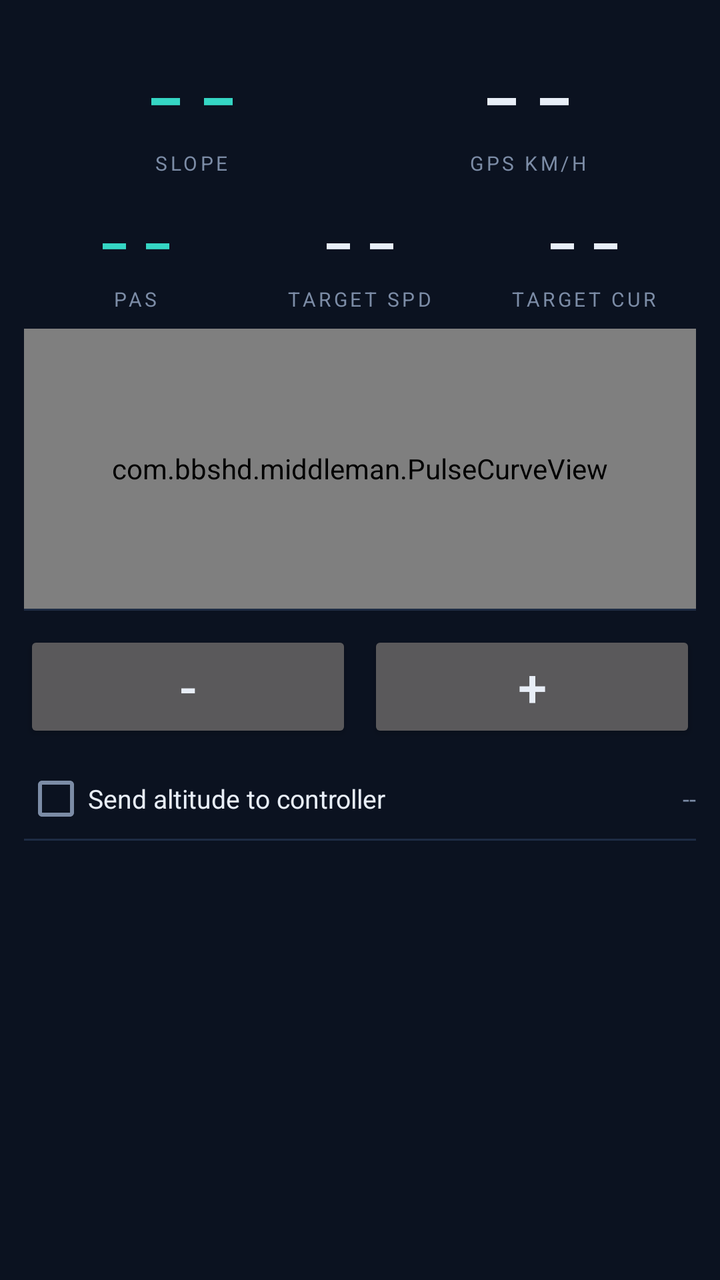
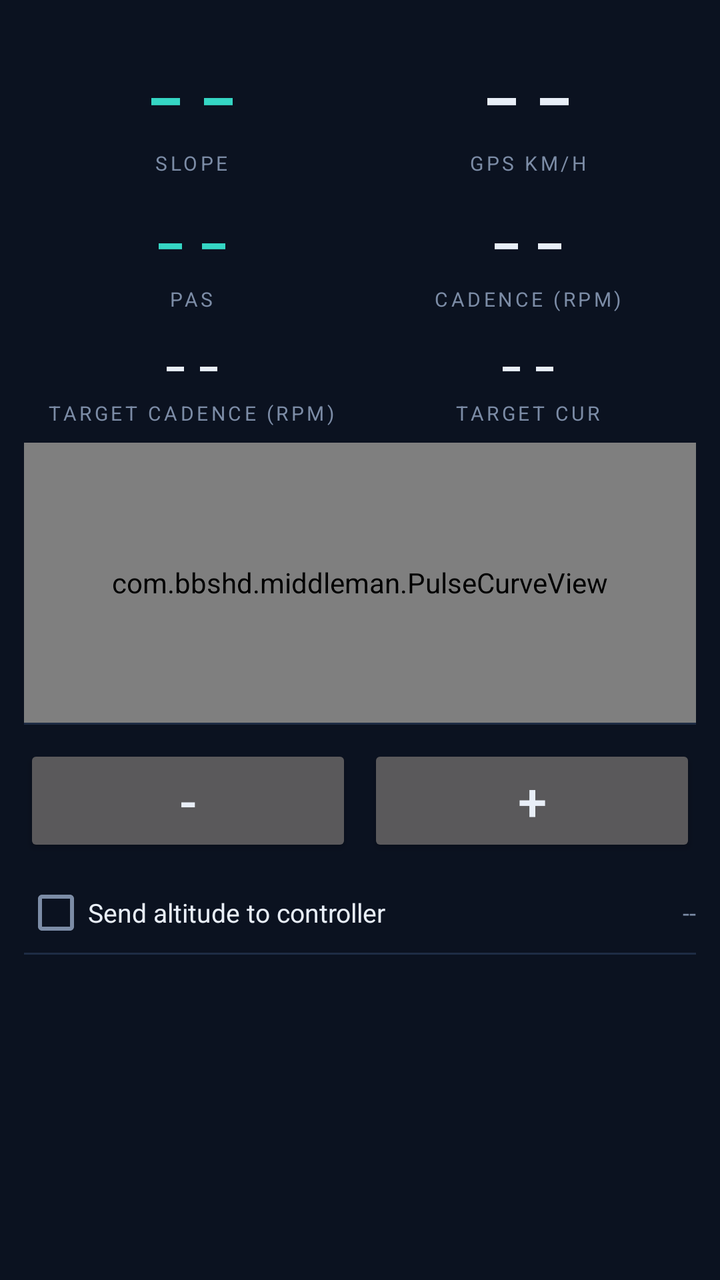

Two renders of the same Android screen: before a commit and after it. Below are the layout's source before the change and the commit's diff.
<!-- AndroidManifest.xml: application theme AppTheme -->
<!-- res/layout/screen_dashboard.xml -->
<?xml version="1.0" encoding="utf-8"?>
<ScrollView xmlns:android="http://schemas.android.com/apk/res/android"
    android:layout_width="match_parent"
    android:layout_height="match_parent"
    android:fillViewport="true"
    android:scrollbars="none">

    <LinearLayout
        android:layout_width="match_parent"
        android:layout_height="wrap_content"
        android:orientation="vertical"
        android:padding="12dp">

        
        <LinearLayout
            android:layout_width="match_parent"
            android:layout_height="wrap_content"
            android:gravity="center_vertical"
            android:orientation="horizontal"
            android:paddingTop="4dp"
            android:paddingBottom="4dp">

            <LinearLayout
                android:layout_width="0dp"
                android:layout_height="wrap_content"
                android:layout_weight="1"
                android:gravity="center_horizontal"
                android:orientation="vertical">

                <TextView
                    android:id="@+id/slopeValue"
                    android:layout_width="wrap_content"
                    android:layout_height="wrap_content"
                    android:fontFamily="monospace"
                    android:maxLines="1"
                    android:text="@string/dash"
                    android:textColor="@color/accent"
                    android:textSize="44sp" />

                <TextView
                    android:layout_width="wrap_content"
                    android:layout_height="wrap_content"
                    android:letterSpacing="0.15"
                    android:text="@string/label_slope"
                    android:textColor="@color/dim"
                    android:textSize="10sp" />
            </LinearLayout>

            <LinearLayout
                android:layout_width="0dp"
                android:layout_height="wrap_content"
                android:layout_weight="1"
                android:gravity="center_horizontal"
                android:orientation="vertical">

                <TextView
                    android:id="@+id/speedValue"
                    android:layout_width="wrap_content"
                    android:layout_height="wrap_content"
                    android:fontFamily="monospace"
                    android:maxLines="1"
                    android:text="@string/dash"
                    android:textColor="@color/fg"
                    android:textSize="44sp" />

                <TextView
                    android:layout_width="wrap_content"
                    android:layout_height="wrap_content"
                    android:letterSpacing="0.15"
                    android:text="@string/label_gps_kmh"
                    android:textColor="@color/dim"
                    android:textSize="10sp" />
            </LinearLayout>
        </LinearLayout>

        
        <LinearLayout
            android:layout_width="match_parent"
            android:layout_height="wrap_content"
            android:gravity="center_vertical"
            android:orientation="horizontal"
            android:paddingTop="2dp"
            android:paddingBottom="6dp">

            <LinearLayout
                android:layout_width="0dp"
                android:layout_height="wrap_content"
                android:layout_weight="1"
                android:gravity="center_horizontal"
                android:orientation="vertical">

                <TextView
                    android:id="@+id/pasValue"
                    android:layout_width="wrap_content"
                    android:layout_height="wrap_content"
                    android:fontFamily="monospace"
                    android:maxLines="1"
                    android:text="@string/dash"
                    android:textColor="@color/accent"
                    android:textSize="36sp" />

                <TextView
                    android:layout_width="wrap_content"
                    android:layout_height="wrap_content"
                    android:letterSpacing="0.15"
                    android:text="@string/label_pas"
                    android:textColor="@color/dim"
                    android:textSize="10sp" />
            </LinearLayout>

            <LinearLayout
                android:layout_width="0dp"
                android:layout_height="wrap_content"
                android:layout_weight="1"
                android:gravity="center_horizontal"
                android:orientation="vertical">

                <TextView
                    android:id="@+id/targetSpeedValue"
                    android:layout_width="wrap_content"
                    android:layout_height="wrap_content"
                    android:fontFamily="monospace"
                    android:maxLines="1"
                    android:text="@string/dash"
                    android:textColor="@color/fg"
                    android:textSize="36sp" />

                <TextView
                    android:layout_width="wrap_content"
                    android:layout_height="wrap_content"
                    android:letterSpacing="0.15"
                    android:text="@string/label_target_speed"
                    android:textColor="@color/dim"
                    android:textSize="10sp" />
            </LinearLayout>

            <LinearLayout
                android:layout_width="0dp"
                android:layout_height="wrap_content"
                android:layout_weight="1"
                android:gravity="center_horizontal"
                android:orientation="vertical">

                <TextView
                    android:id="@+id/targetCurrentValue"
                    android:layout_width="wrap_content"
                    android:layout_height="wrap_content"
                    android:fontFamily="monospace"
                    android:maxLines="1"
                    android:text="@string/dash"
                    android:textColor="@color/fg"
                    android:textSize="36sp" />

                <TextView
                    android:layout_width="wrap_content"
                    android:layout_height="wrap_content"
                    android:letterSpacing="0.15"
                    android:text="@string/label_target_current"
                    android:textColor="@color/dim"
                    android:textSize="10sp" />
            </LinearLayout>
        </LinearLayout>

        
        <com.bbshd.middleman.PulseCurveView
            android:id="@+id/curveView"
            android:layout_width="match_parent"
            android:layout_height="140dp"
            android:layout_marginTop="2dp" />

        <View
            android:layout_width="match_parent"
            android:layout_height="1dp"
            android:background="@color/line" />

        
        <LinearLayout
            android:layout_width="match_parent"
            android:layout_height="wrap_content"
            android:gravity="center_vertical"
            android:orientation="horizontal"
            android:paddingTop="10dp"
            android:paddingBottom="10dp">

            <LinearLayout
                android:layout_width="0dp"
                android:layout_height="wrap_content"
                android:layout_weight="1.1"
                android:gravity="center_vertical"
                android:orientation="horizontal">

                <Button
                    android:id="@+id/assistDown"
                    android:layout_width="0dp"
                    android:layout_weight="1"
                    android:layout_height="56dp"
                    android:minWidth="0dp"
                    android:padding="0dp"
                    android:text="@string/minus"
                    android:textSize="26sp" />


                <Button
                    android:id="@+id/assistUp"
                    android:layout_width="0dp"
                    android:layout_weight="1"
                    android:layout_marginStart="8dp"
                    android:layout_height="56dp"
                    android:minWidth="0dp"
                    android:padding="0dp"
                    android:text="@string/plus"
                    android:textSize="26sp" />
            </LinearLayout>


        </LinearLayout>

        
        <LinearLayout
            android:layout_width="match_parent"
            android:layout_height="wrap_content"
            android:gravity="center_vertical"
            android:orientation="horizontal"
            android:paddingTop="2dp"
            android:paddingBottom="4dp">

            <CheckBox
                android:id="@+id/sendAltitudeCheck"
                android:layout_width="wrap_content"
                android:layout_height="wrap_content" />

            <TextView
                android:layout_width="0dp"
                android:layout_height="wrap_content"
                android:layout_weight="1"
                android:text="@string/send_altitude"
                android:textColor="@color/fg"
                android:textSize="13sp" />

            <TextView
                android:id="@+id/sendAltitudeState"
                android:layout_width="wrap_content"
                android:layout_height="wrap_content"
                android:text="@string/dash"
                android:textColor="@color/dim"
                android:textSize="12sp" />
        </LinearLayout>

        <View
            android:layout_width="match_parent"
            android:layout_height="1dp"
            android:background="@color/line" />

        
        <LinearLayout
            android:id="@+id/gridContainer"
            android:layout_width="match_parent"
            android:layout_height="wrap_content"
            android:orientation="vertical"
            android:paddingTop="4dp" />

    </LinearLayout>
</ScrollView>
<!-- resources referenced by this layout -->
<resources>
  <color name="accent">#35D6C4</color>
  <color name="dim">#7C8CA6</color>
  <color name="fg">#E8EEF7</color>
  <color name="line">#1E2C44</color>
  <string name="dash">--</string>
  <string name="label_gps_kmh">GPS KM/H</string>
  <string name="label_pas">PAS</string>
  <string name="label_slope">SLOPE</string>
  <string name="label_target_current">TARGET CUR</string>
  <string name="label_target_speed">TARGET SPD</string>
  <string name="minus">-</string>
  <string name="plus">+</string>
  <string name="send_altitude">Send altitude to controller</string>
  <style name="AppTheme" parent="@android:style/Theme.Material.NoActionBar">
          <item name="android:windowBackground">@color/bg</item>
          <item name="android:colorAccent">@color/accent</item>
          <item name="android:statusBarColor">@color/bg</item>
          <item name="android:navigationBarColor">@color/bg</item>
          <item name="android:textColorPrimary">@color/fg</item>
          <item name="android:textColorSecondary">@color/dim</item>
      </style>
  <color name="bg">#0B1220</color>
</resources>

<!-- the commit's change to res/layout/screen_dashboard.xml (unified diff, before → after) -->
@@ -116,6 +116,41 @@
                 android:orientation="vertical">
 
                 <TextView
+                    android:id="@+id/cadenceValue"
+                    android:layout_width="wrap_content"
+                    android:layout_height="wrap_content"
+                    android:fontFamily="monospace"
+                    android:maxLines="1"
+                    android:text="@string/dash"
+                    android:textColor="@color/fg"
+                    android:textSize="36sp" />
+
+                <TextView
+                    android:layout_width="wrap_content"
+                    android:layout_height="wrap_content"
+                    android:letterSpacing="0.15"
+                    android:text="@string/label_cadence_rpm"
+                    android:textColor="@color/dim"
+                    android:textSize="10sp" />
+            </LinearLayout>
+        </LinearLayout>
+
+        
+        <LinearLayout
+            android:layout_width="match_parent"
+            android:layout_height="wrap_content"
+            android:gravity="center_vertical"
+            android:orientation="horizontal"
+            android:paddingBottom="6dp">
+
+            <LinearLayout
+                android:layout_width="0dp"
+                android:layout_height="wrap_content"
+                android:layout_weight="1"
+                android:gravity="center_horizontal"
+                android:orientation="vertical">
+
+                <TextView
                     android:id="@+id/targetSpeedValue"
                     android:layout_width="wrap_content"
                     android:layout_height="wrap_content"
@@ -123,7 +158,7 @@
                     android:maxLines="1"
                     android:text="@string/dash"
                     android:textColor="@color/fg"
-                    android:textSize="36sp" />
+                    android:textSize="28sp" />
 
                 <TextView
                     android:layout_width="wrap_content"
@@ -149,7 +184,7 @@
                     android:maxLines="1"
                     android:text="@string/dash"
                     android:textColor="@color/fg"
-                    android:textSize="36sp" />
+                    android:textSize="28sp" />
 
                 <TextView
                     android:layout_width="wrap_content"
<!-- resource entries referenced after the edit -->
@@ -5,11 +5,12 @@
   <color name="fg">#E8EEF7</color>
   <color name="line">#1E2C44</color>
   <string name="dash">--</string>
+  <string name="label_cadence_rpm">CADENCE (RPM)</string>
   <string name="label_gps_kmh">GPS KM/H</string>
   <string name="label_pas">PAS</string>
   <string name="label_slope">SLOPE</string>
   <string name="label_target_current">TARGET CUR</string>
-  <string name="label_target_speed">TARGET SPD</string>
+  <string name="label_target_speed">TARGET CADENCE (RPM)</string>
   <string name="minus">-</string>
   <string name="plus">+</string>
   <string name="send_altitude">Send altitude to controller</string>
